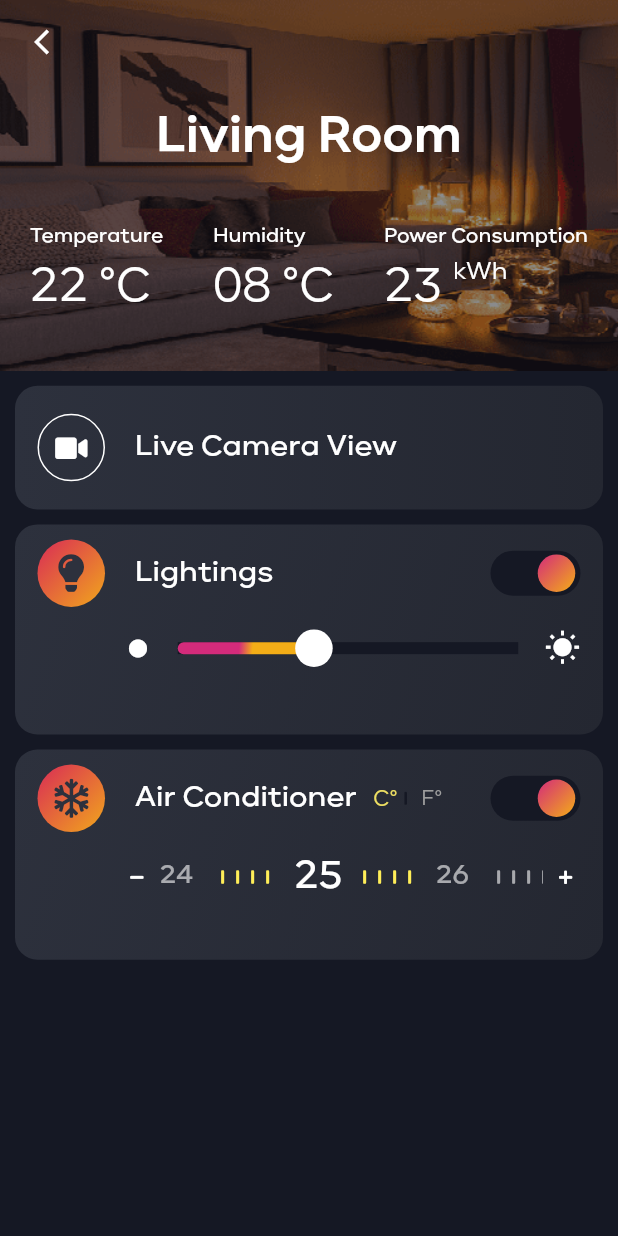
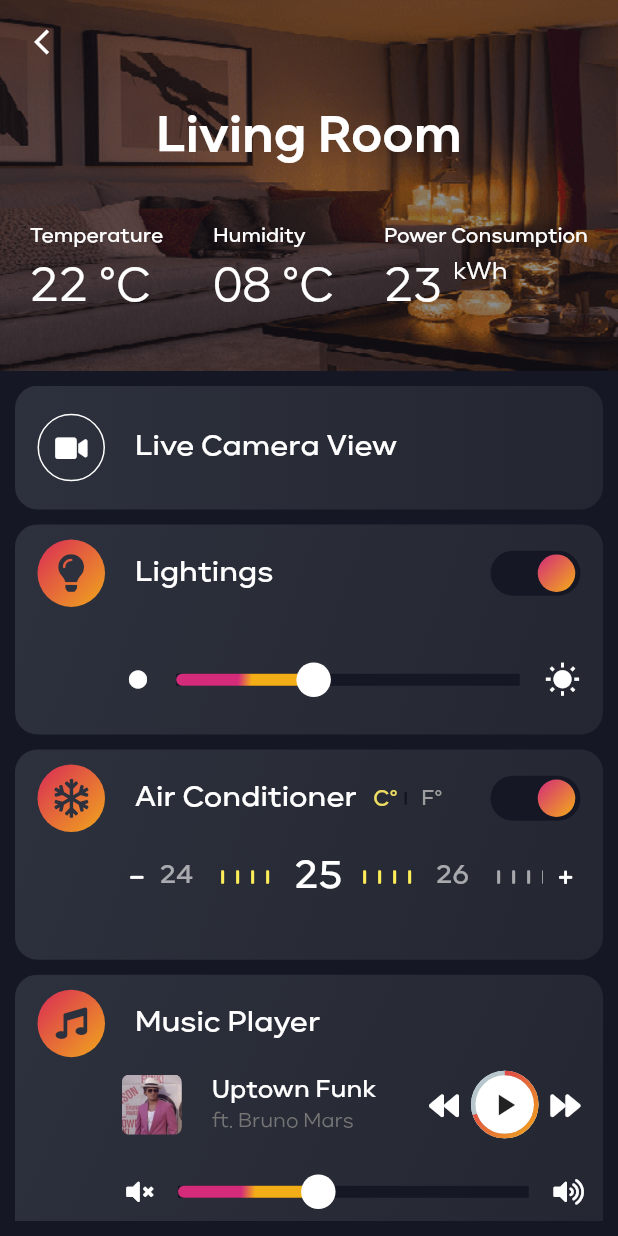
Before and after one commit to akram-mohammad/rooms_app, a Flutter app: the screen it shows after launch, on a phone screen of 412 x 824 dp. Run offline on Flutter 3.47's test engine with Material 2 defaults, Android fonts, the phone set to English and light mode, and no system bars; drawn by our look-alikes of carousel_slider, flutter_xlider, percent_indicator; our stand-ins replace connectivity, font_awesome_flutter, sqflite; accounts and stored records are empty.

Commit message:
Music Player Compeleted

```diff
--- a/lib/ui/screens/room_details_screen/lightings_comp.dart
+++ b/lib/ui/screens/room_details_screen/lightings_comp.dart
@@ -1,8 +1,8 @@
 import 'package:flutter/material.dart';
-import 'package:flutter_xlider/flutter_xlider.dart';
 import 'package:font_awesome_flutter/font_awesome_flutter.dart';
 import 'package:rooms_app/ui/widgets/custom_switch.dart';
 import 'package:rooms_app/ui/widgets/easy_masked_icon.dart';
+import 'package:rooms_app/ui/widgets/global_slider.dart';
 
 class LightingComp extends StatefulWidget {
   final Size mediaQuery;
@@ -16,15 +16,6 @@ class _LightingCompState extends State<LightingComp> {
   double _currentSliderValue = 0.0;
   bool _currentSwitchValue = true;
 
-  LinearGradient gradient = LinearGradient(colors: <Color>[
-    Colors.red,
-    Colors.orange,
-    Colors.yellow,
-    Colors.green,
-    Colors.blue,
-    Colors.blue[900],
-    Colors.purple
-  ]);
   @override
   Widget build(BuildContext context) {
     return Container(
@@ -44,6 +35,7 @@ class _LightingCompState extends State<LightingComp> {
         padding: const EdgeInsets.only(
             left: 10.0, top: 10.0, bottom: 10.0, right: 15.0),
         child: Column(
+          mainAxisAlignment: MainAxisAlignment.spaceBetween,
           children: [
             Row(
               mainAxisAlignment: MainAxisAlignment.spaceBetween,
@@ -85,7 +77,6 @@ class _LightingCompState extends State<LightingComp> {
                 ),
               ],
             ),
-
             Row(
               children: [
                 Expanded(
@@ -102,40 +93,7 @@ class _LightingCompState extends State<LightingComp> {
                 ),
                 Expanded(
                   flex: 4,
-                  child: FlutterSlider(
-                    values: [40],
-                    max: 100,
-                    min: 0,
-                    tooltip: FlutterSliderTooltip(
-                      disabled: true,
-                    ),
-                    handlerHeight: 25.0,
-                    handler: FlutterSliderHandler(
-                      decoration: BoxDecoration(),
-                      child: Container(
-                        decoration: BoxDecoration(
-                            shape: BoxShape.circle, color: Colors.white),
-                      ),
-                    ),
-                    handlerAnimation: FlutterSliderHandlerAnimation(
-                        curve: Curves.elasticOut,
-                        reverseCurve: null,
-                        duration: Duration(milliseconds: 700),
-                        scale: 1.1),
-                    trackBar: FlutterSliderTrackBar(
-                        activeTrackBar: BoxDecoration(
-                            gradient: LinearGradient(
-                                colors: [Color(0xFFD42B7B), Color(0xFFF3AD17)],
-                                begin: Alignment(-1, -1),
-                                end: Alignment(1, 1),
-                                stops: [0.45, 0.55]),
-                            borderRadius: BorderRadius.circular(5)),
-                        activeTrackBarHeight: 8,
-                        inactiveTrackBar:
-                            BoxDecoration(color: Color(0xFF151824)),
-                        inactiveTrackBarHeight: 8),
-                    onDragging: (handlerIndex, lowerValue, upperValue) {},
-                  ),
+                  child: GlobalSlider(),
                 ),
                 SizedBox(
                   width: 5.0,
@@ -146,17 +104,6 @@ class _LightingCompState extends State<LightingComp> {
                 ),
               ],
             )
-            // Slider.adaptive(
-            //   value: _currentSliderValue,
-            //   min: 0,
-            //   max: 100,
-            //   label: _currentSliderValue.round().toString(),
-            //   onChanged: (double value) {
-            //     setState(() {
-            //       _currentSliderValue = value;
-            //     });
-            //   },
-            // )
           ],
         ),
       ),
--- /dev/null
+++ b/lib/ui/screens/room_details_screen/music_player.dart
@@ -0,0 +1,99 @@
+import 'package:flutter/material.dart';
+import 'package:font_awesome_flutter/font_awesome_flutter.dart';
+import 'package:rooms_app/ui/widgets/air_conditioner_slider.dart';
+import 'package:rooms_app/ui/widgets/easy_masked_icon.dart';
+import 'package:rooms_app/ui/widgets/global_slider.dart';
+import 'package:rooms_app/ui/widgets/music_player_comp.dart';
+
+class MusicPlayer extends StatefulWidget {
+  final Size mediaQuery;
+  MusicPlayer(this.mediaQuery);
+  @override
+  _MusicPlayerState createState() => _MusicPlayerState();
+}
+
+class _MusicPlayerState extends State<MusicPlayer> {
+  @override
+  Widget build(BuildContext context) {
+    return Container(
+      height: widget.mediaQuery.height * 0.22,
+      decoration: BoxDecoration(
+        borderRadius: BorderRadius.circular(15.0),
+        gradient: LinearGradient(
+          colors: [
+            Color(0xFF2D313D),
+            Color(0xFF242731),
+          ],
+          begin: Alignment(-1, -1),
+          end: Alignment(1, 1),
+        ),
+      ),
+      child: Padding(
+        padding: const EdgeInsets.only(
+            left: 10.0, top: 10.0, bottom: 10.0, right: 15.0),
+        child: Column(
+          mainAxisAlignment: MainAxisAlignment.spaceBetween,
+          children: [
+            Row(
+              children: [
+                EasyMaskedIcon(
+                    child: Icon(
+                  FontAwesomeIcons.music,
+                  size: 21.0,
+                  color: Color(0xFF2D313D),
+                )),
+                SizedBox(
+                  width: 20.0,
+                ),
+                Text(
+                  'Music Player',
+                  style: Theme.of(context).textTheme.headline6,
+                ),
+              ],
+            ),
+            Row(
+              children: [
+                Expanded(
+                  child: SizedBox(),
+                  flex: 1,
+                ),
+                Expanded(
+                  flex: 5,
+                  child: MusicPlayerComp(),
+                ),
+              ],
+            ),
+            Row(
+              children: [
+                Expanded(
+                  child: SizedBox(),
+                  flex: 1,
+                ),
+                Icon(
+                  FontAwesomeIcons.volumeMute,
+                  color: Colors.white,
+                  size: 18.0,
+                ),
+                SizedBox(
+                  width: 5.0,
+                ),
+                Expanded(
+                  flex: 4,
+                  child: GlobalSlider(),
+                ),
+                SizedBox(
+                  width: 5.0,
+                ),
+                Icon(
+                  FontAwesomeIcons.volumeUp,
+                  color: Colors.white,
+                  size: 18.0,
+                ),
+              ],
+            )
+          ],
+        ),
+      ),
+    );
+  }
+}
--- a/lib/ui/screens/room_details_screen/room_details_screen.dart
+++ b/lib/ui/screens/room_details_screen/room_details_screen.dart
@@ -2,6 +2,7 @@ import 'package:flutter/material.dart';
 import 'package:font_awesome_flutter/font_awesome_flutter.dart';
 import 'package:rooms_app/ui/screens/room_details_screen/air_conditioner.dart';
 import 'package:rooms_app/ui/screens/room_details_screen/lightings_comp.dart';
+import 'package:rooms_app/ui/screens/room_details_screen/music_player.dart';
 import 'package:rooms_app/ui/widgets/detail_screen_image_comp.dart';
 import 'package:rooms_app/ui/widgets/item_icon.dart';
 
@@ -25,7 +26,8 @@ class RoomDetailsScreen extends StatelessWidget {
       body: Column(
         children: [
           RoomDetailImageComp(mediaQuery),
-          Padding(
+          Expanded(
+            child: Padding(
               padding: const EdgeInsets.all(10.0),
               child: SingleChildScrollView(
                 child: Column(
@@ -70,9 +72,11 @@ class RoomDetailsScreen extends StatelessWidget {
                     ),
                     AirConditionerComp(mediaQuery),
                     SizedBox(
-                    height: 5.0,
+                      height: 10.0,
                     ),
+                    MusicPlayer(mediaQuery)
                   ],
+                ),
               ),
             ),
           ),
--- a/lib/ui/widgets/air_conditioner_slider.dart
+++ b/lib/ui/widgets/air_conditioner_slider.dart
@@ -33,7 +33,7 @@ class _AirConditionerSliderState extends State<AirConditionerSlider> {
             Expanded(
               child: CarouselSlider.builder(
                 carouselController: _controller,
-                itemCount: 100,
+                itemCount: 150,
                 itemBuilder: (ctx, index, realIdx) {
                   i = index;
                   return AirSliderItem(
@@ -56,9 +56,9 @@ class _AirConditionerSliderState extends State<AirConditionerSlider> {
                       setState(() {
                         realId = i + 1;
                       });
-                    } else if (val.round() == 99.0) {
+                    } else if (val.round() == 149.0) {
                       setState(() {
-                        realId = 99;
+                        realId = 149;
                       });
                     } else if (val.round() == 0.0) {
                       setState(() {
--- a/lib/ui/widgets/degree_toggle_item.dart
+++ b/lib/ui/widgets/degree_toggle_item.dart
@@ -15,7 +15,10 @@ class DegreeToggleItem extends StatelessWidget {
       },
       child: Text(
         title,
-        style: TextStyle(color: isToggled ? Color(0xFFEEDF62) : Colors.grey),
+        style: TextStyle(
+          color: isToggled ? Color(0xFFEEDF62) : Colors.grey,
+          fontWeight: FontWeight.w500,
+        ),
       ),
     );
   }
--- /dev/null
+++ b/lib/ui/widgets/global_slider.dart
@@ -0,0 +1,43 @@
+import 'package:flutter/material.dart';
+import 'package:flutter_xlider/flutter_xlider.dart';
+
+class GlobalSlider extends StatelessWidget {
+  @override
+  Widget build(BuildContext context) {
+    return FlutterSlider(
+      visibleTouchArea: true,
+      touchSize: 5.0,
+      values: [40],
+      max: 100,
+      min: 0,
+      tooltip: FlutterSliderTooltip(
+        disabled: true,
+      ),
+      handlerHeight: 23.0,
+      handler: FlutterSliderHandler(
+        decoration: BoxDecoration(),
+        child: Container(
+          decoration:
+              BoxDecoration(shape: BoxShape.circle, color: Colors.white),
+        ),
+      ),
+      handlerAnimation: FlutterSliderHandlerAnimation(
+          curve: Curves.elasticOut,
+          reverseCurve: null,
+          duration: Duration(milliseconds: 700),
+          scale: 1.1),
+      trackBar: FlutterSliderTrackBar(
+          activeTrackBar: BoxDecoration(
+              gradient: LinearGradient(
+                  colors: [Color(0xFFD42B7B), Color(0xFFF3AD17)],
+                  begin: Alignment(-1, -1),
+                  end: Alignment(1, 1),
+                  stops: [0.45, 0.55]),
+              borderRadius: BorderRadius.circular(5)),
+          activeTrackBarHeight: 8,
+          inactiveTrackBar: BoxDecoration(color: Color(0xFF151824)),
+          inactiveTrackBarHeight: 8),
+      onDragging: (handlerIndex, lowerValue, upperValue) {},
+    );
+  }
+}
--- /dev/null
+++ b/lib/ui/widgets/music_player_comp.dart
@@ -0,0 +1,103 @@
+import 'package:flutter/material.dart';
+import 'package:font_awesome_flutter/font_awesome_flutter.dart';
+import 'package:percent_indicator/circular_percent_indicator.dart';
+
+class MusicPlayerComp extends StatefulWidget {
+  @override
+  _MusicPlayerCompState createState() => _MusicPlayerCompState();
+}
+
+class _MusicPlayerCompState extends State<MusicPlayerComp> {
+  bool playing = true;
+
+  @override
+  Widget build(BuildContext context) {
+    return Row(
+      mainAxisAlignment: MainAxisAlignment.spaceBetween,
+      children: [
+        Row(
+          children: [
+            Container(
+              height: 40,
+              width: 40,
+              decoration: BoxDecoration(
+                borderRadius: BorderRadius.all(Radius.circular(5.0)),
+                image: DecorationImage(
+                  image: AssetImage('assets/img/rooms/bruno.png'),
+                ),
+              ),
+            ),
+            SizedBox(
+              width: 20.0,
+            ),
+            Column(
+              crossAxisAlignment: CrossAxisAlignment.start,
+              children: [
+                Text(
+                  'Uptown Funk',
+                  style: TextStyle(
+                      color: Colors.white,
+                      fontWeight: FontWeight.w500,
+                      fontSize: 16.0),
+                ),
+                Text('ft. Bruno Mars',
+                    style: TextStyle(
+                        color: Colors.grey[600],
+                        fontWeight: FontWeight.w400,
+                        fontSize: 13.0)),
+              ],
+            )
+          ],
+        ),
+        Row(
+          children: [
+            Icon(
+              FontAwesomeIcons.backward,
+              color: Colors.white,
+              size: 20.0,
+            ),
+            SizedBox(
+              width: 8.0,
+            ),
+            Container(
+              width: 45,
+              height: 45,
+              decoration: BoxDecoration(
+                color: Colors.white,
+                shape: BoxShape.circle,
+              ),
+              child: new CircularPercentIndicator(
+                radius: 45.0,
+                lineWidth: 3.0,
+                percent: 0.7,
+                center: new GestureDetector(
+                  child: Icon(
+                    playing ? Icons.play_arrow_sharp : Icons.pause,
+                  ),
+                  onTap: () {
+                    setState(() {
+                      playing = !playing;
+                    });
+                  },
+                ),
+                linearGradient: LinearGradient(
+                  colors: [Color(0xFFD92B56), Color(0xFFF1A71C)],
+                  begin: Alignment(-1, -1),
+                  end: Alignment(1, 1),
+                ),
+              ),
+            ),
+            SizedBox(
+              width: 8.0,
+            ),
+            Icon(
+              FontAwesomeIcons.forward,
+              color: Colors.white,
+              size: 20.0,
+            ),
+          ],
+        )
+      ],
+    );
+  }
+}
--- a/pubspec.yaml
+++ b/pubspec.yaml
@@ -38,6 +38,8 @@ dependencies:
   font_awesome_flutter: 9.1.0
   flutter_xlider: ^3.4.0
   carousel_slider: ^3.0.0
+  percent_indicator: ^2.1.7+2
+  audioplayers: ^0.19.0
 
 dev_dependencies:
   flutter_test:
```
Also changed, not shown: assets/img/rooms/bruno.png (added), pubspec.lock, 1 other file. Lines whose indentation alone changed are shown as unchanged.
